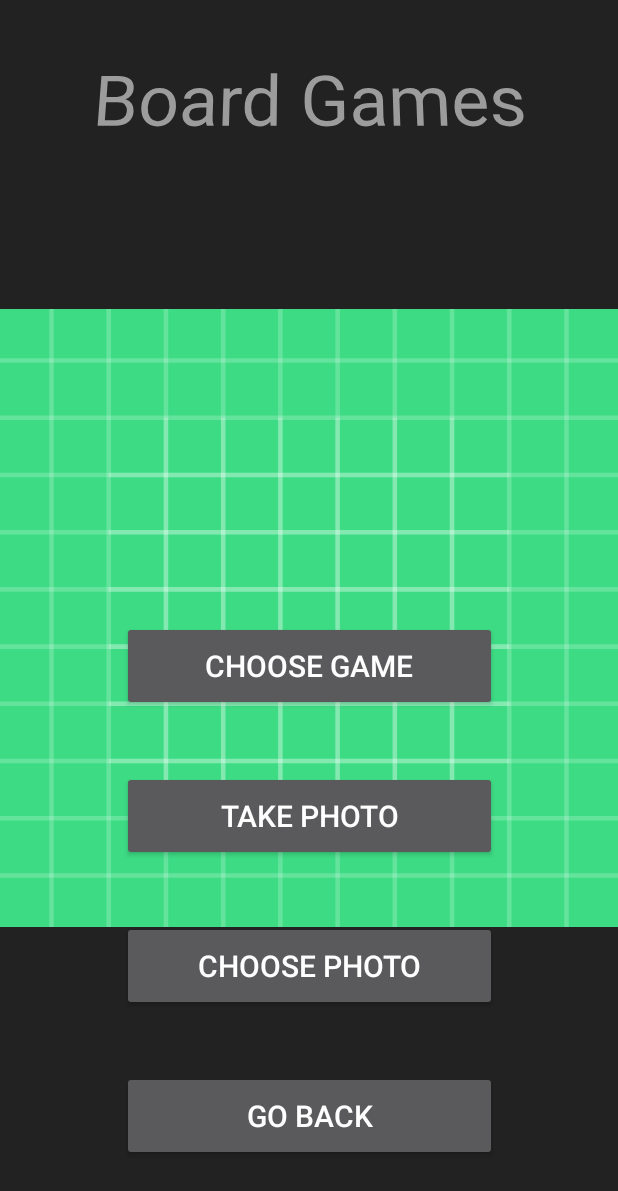
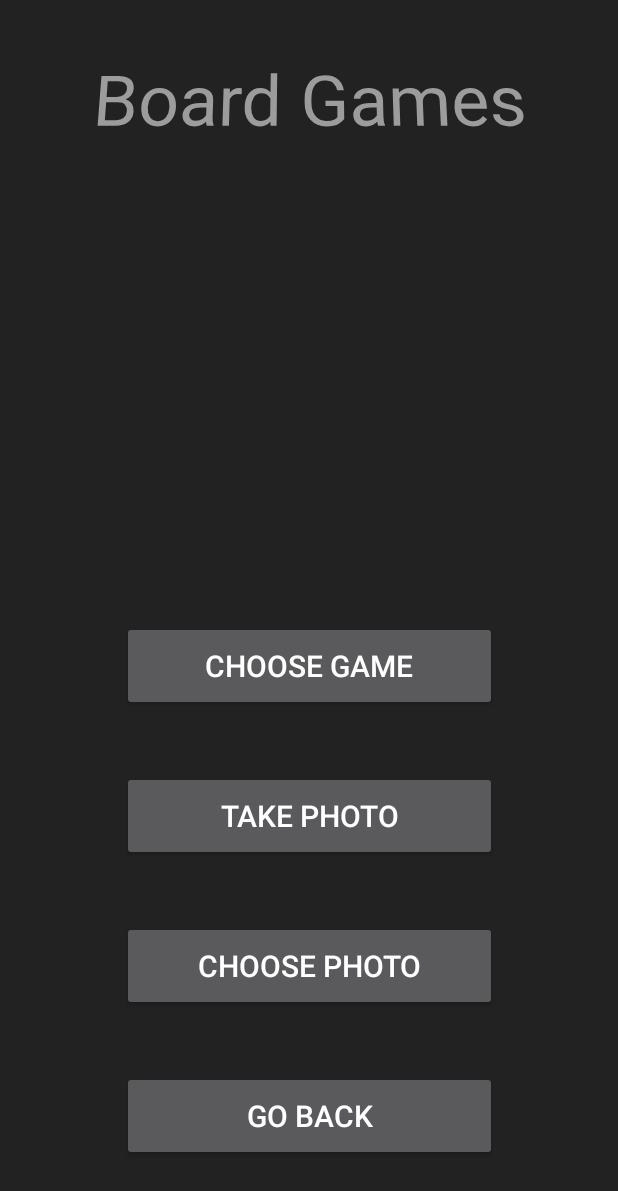
Before and after one commit to 311Volt/board-game-ar, an Android app: the BoardGamesFragment screen opened through its navigation route, on a phone screen of 412 x 824 dp. Shown: the top 1191 px of the screen. Run offline under Robolectric (Android 15) with nearby library versions, the phone set to English and light mode, and no system bars; our stand-ins replace navigation-ui.

Commit message:
removed useless ImageView

```diff
--- a/app/src/main/res/layout/fragment_board_games.xml
+++ b/app/src/main/res/layout/fragment_board_games.xml
@@ -76,15 +76,4 @@
         app:layout_constraintTop_toTopOf="parent"
         app:layout_constraintVertical_bias="0.044" />
 
-    <ImageView
-        android:id="@+id/imageView"
-        android:layout_width="0dp"
-        android:layout_height="0dp"
-        android:src="@drawable/ic_launcher_background"
-        app:layout_constraintBottom_toBottomOf="parent"
-        app:layout_constraintEnd_toEndOf="parent"
-        app:layout_constraintStart_toStartOf="parent"
-        app:layout_constraintTop_toTopOf="parent"
-        app:layout_constraintVertical_bias="1.0" />
-
 </androidx.constraintlayout.widget.ConstraintLayout>
```
